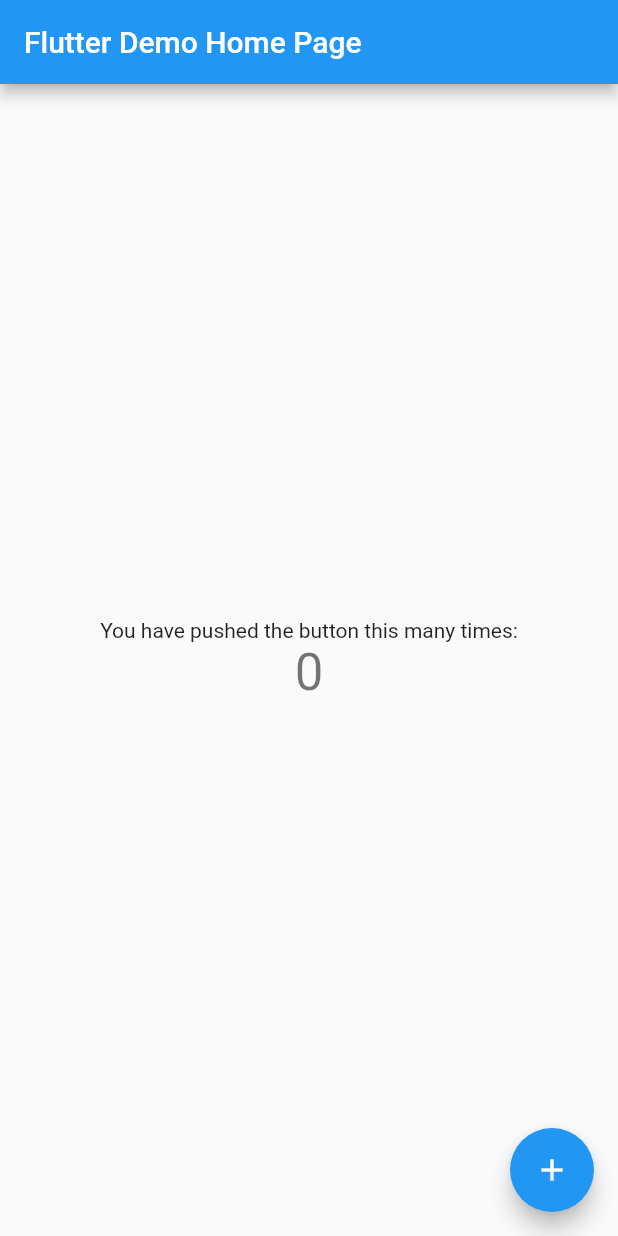
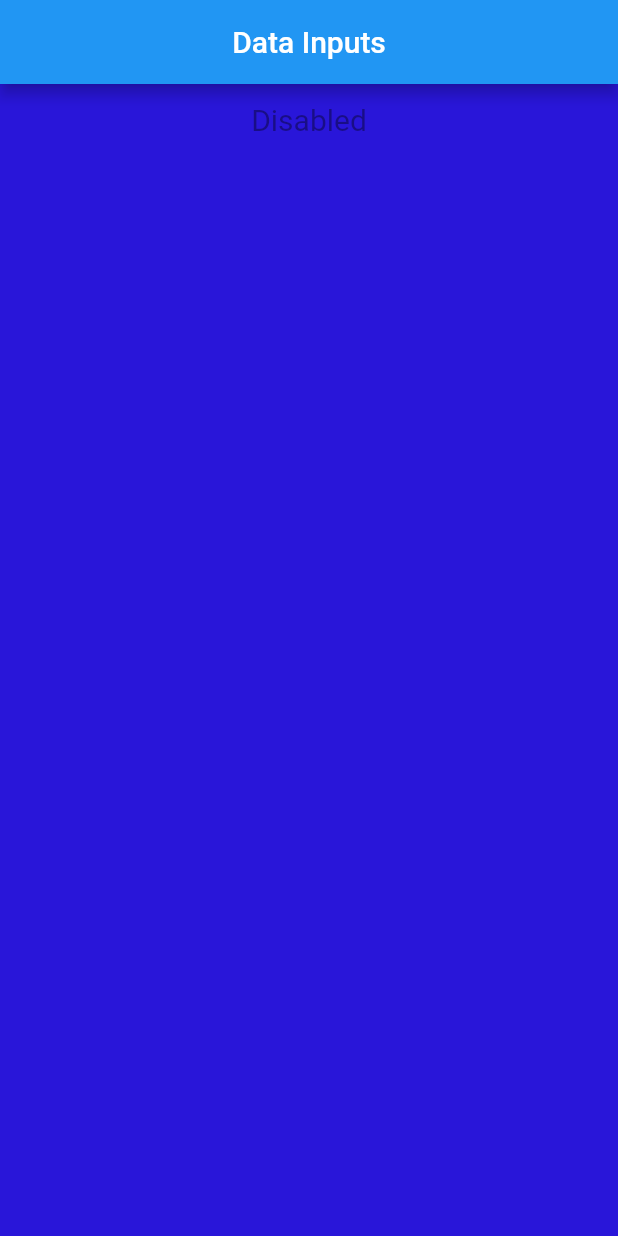
Before and after one commit to Yasin4261/Indiksiyon-motor-uygulamas-, a Flutter app: the screen it shows after launch, on a phone screen of 412 x 824 dp. Run offline on Flutter 3.47's test engine with Material 2 defaults, Android fonts, the light colour scheme and no system bars.

Commit message:
Zeplindeki tasarımların ilk aşama kodları

```diff
--- /dev/null
+++ b/induksiyon_motor_app/lib/categories.dart
@@ -0,0 +1,34 @@
+import "package:flutter/material.dart";
+
+class CategoriesPage extends StatefulWidget {
+  const CategoriesPage({Key? key}) : super(key: key);
+
+  @override
+  State<CategoriesPage> createState() => _CategoriesPageState();
+}
+
+class _CategoriesPageState extends State<CategoriesPage> {
+  @override
+  Widget build(BuildContext context) {
+    return Scaffold(
+      backgroundColor: Color(0xff2916d9),
+      appBar: AppBar(centerTitle: true, title: Text("Data Inputs")),
+      body: SingleChildScrollView(
+        child: Center(
+          child: Column(
+            children: <Widget>[
+              TextButton(
+                style: TextButton.styleFrom(
+                  textStyle: const TextStyle(fontSize: 20),
+                ),
+                onPressed: null,
+                child: const Text('Disabled'),
+              ),
+              const SizedBox(height: 30),
+            ],
+          ),
+        ),
+      ),
+    );
+  }
+}
--- a/induksiyon_motor_app/lib/main.dart
+++ b/induksiyon_motor_app/lib/main.dart
@@ -1,115 +1,24 @@
+import 'package:flutter/foundation.dart';
 import 'package:flutter/material.dart';
+import 'categories.dart';
 
 void main() {
   runApp(const MyApp());
 }
 
-class MyApp extends StatelessWidget {
+class MyApp extends StatefulWidget {
   const MyApp({Key? key}) : super(key: key);
 
-  // This widget is the root of your application.
+  @override
+  State<MyApp> createState() => _MyAppState();
+}
+
+class _MyAppState extends State<MyApp> {
   @override
   Widget build(BuildContext context) {
     return MaterialApp(
-      title: 'Flutter Demo',
-      theme: ThemeData(
-        // This is the theme of your application.
-        //
-        // Try running your application with "flutter run". You'll see the
-        // application has a blue toolbar. Then, without quitting the app, try
-        // changing the primarySwatch below to Colors.green and then invoke
-        // "hot reload" (press "r" in the console where you ran "flutter run",
-        // or simply save your changes to "hot reload" in a Flutter IDE).
-        // Notice that the counter didn't reset back to zero; the application
-        // is not restarted.
-        primarySwatch: Colors.blue,
-      ),
-      home: const MyHomePage(title: 'Flutter Demo Home Page'),
+      title: "İndüksiyon Motor Hesapları",
+      home: CategoriesPage(),
     );
   }
 }
-
-class MyHomePage extends StatefulWidget {
-  const MyHomePage({Key? key, required this.title}) : super(key: key);
-
-  // This widget is the home page of your application. It is stateful, meaning
-  // that it has a State object (defined below) that contains fields that affect
-  // how it looks.
-
-  // This class is the configuration for the state. It holds the values (in this
-  // case the title) provided by the parent (in this case the App widget) and
-  // used by the build method of the State. Fields in a Widget subclass are
-  // always marked "final".
-
-  final String title;
-
-  @override
-  State<MyHomePage> createState() => _MyHomePageState();
-}
-
-class _MyHomePageState extends State<MyHomePage> {
-  int _counter = 0;
-
-  void _incrementCounter() {
-    setState(() {
-      // This call to setState tells the Flutter framework that something has
-      // changed in this State, which causes it to rerun the build method below
-      // so that the display can reflect the updated values. If we changed
-      // _counter without calling setState(), then the build method would not be
-      // called again, and so nothing would appear to happen.
-      _counter++;
-    });
-  }
-
-  @override
-  Widget build(BuildContext context) {
-    // This method is rerun every time setState is called, for instance as done
-    // by the _incrementCounter method above.
-    //
-    // The Flutter framework has been optimized to make rerunning build methods
-    // fast, so that you can just rebuild anything that needs updating rather
-    // than having to individually change instances of widgets.
-    return Scaffold(
-      appBar: AppBar(
-        // Here we take the value from the MyHomePage object that was created by
-        // the App.build method, and use it to set our appbar title.
-        title: Text(widget.title),
-      ),
-      body: Center(
-        // Center is a layout widget. It takes a single child and positions it
-        // in the middle of the parent.
-        child: Column(
-          // Column is also a layout widget. It takes a list of children and
-          // arranges them vertically. By default, it sizes itself to fit its
-          // children horizontally, and tries to be as tall as its parent.
-          //
-          // Invoke "debug painting" (press "p" in the console, choose the
-          // "Toggle Debug Paint" action from the Flutter Inspector in Android
-          // Studio, or the "Toggle Debug Paint" command in Visual Studio Code)
-          // to see the wireframe for each widget.
-          //
-          // Column has various properties to control how it sizes itself and
-          // how it positions its children. Here we use mainAxisAlignment to
-          // center the children vertically; the main axis here is the vertical
-          // axis because Columns are vertical (the cross axis would be
-          // horizontal).
-          mainAxisAlignment: MainAxisAlignment.center,
-          children: <Widget>[
-            const Text(
-              'You have pushed the button this many times:',
-            ),
-            Text(
-              '$_counter',
-              style: Theme.of(context).textTheme.headline4,
-            ),
-          ],
-        ),
-      ),
-      floatingActionButton: FloatingActionButton(
-        onPressed: _incrementCounter,
-        tooltip: 'Increment',
-        child: const Icon(Icons.add),
-      ), // This trailing comma makes auto-formatting nicer for build methods.
-    );
-  }
-}
```
